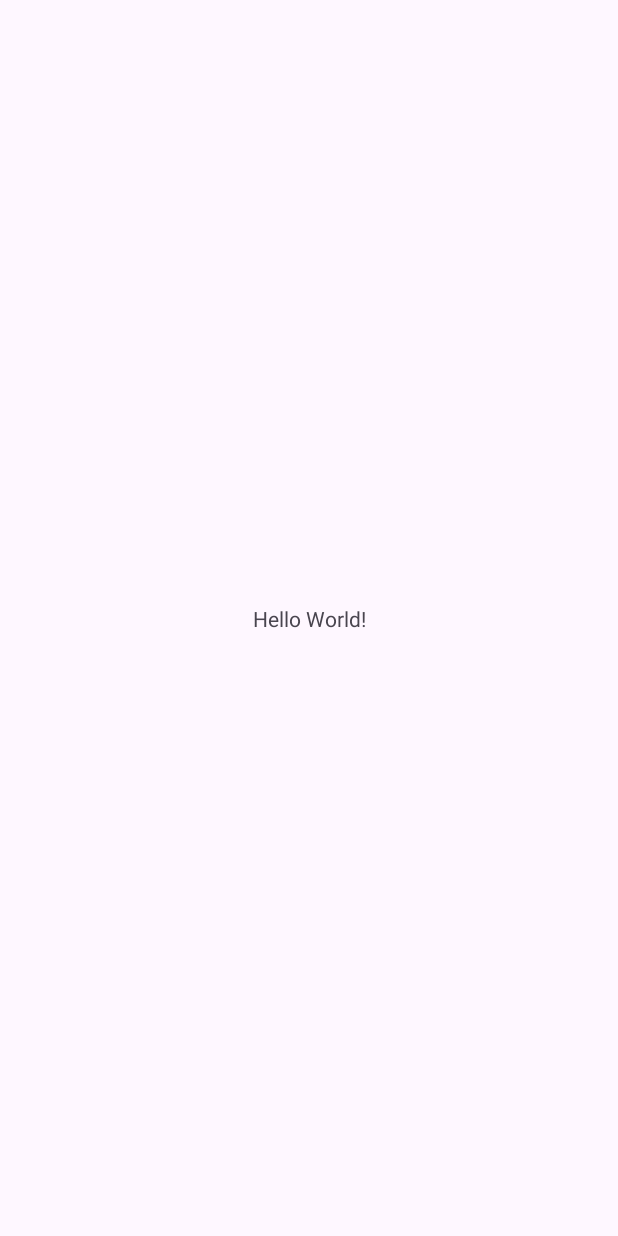
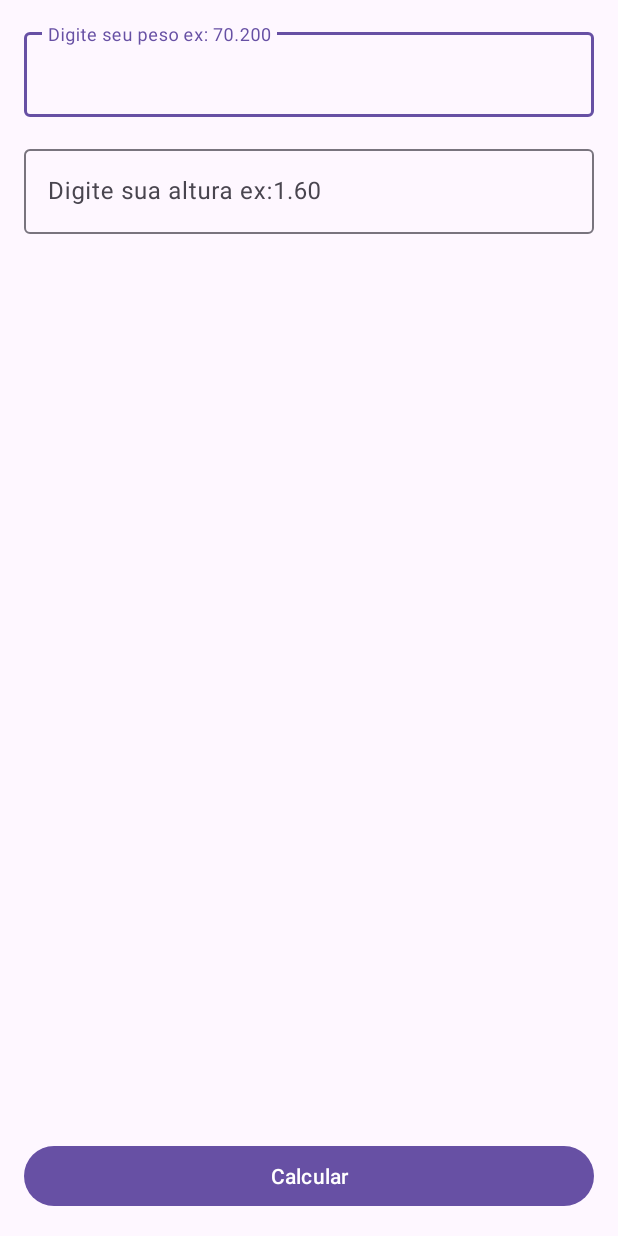
Before and after one commit to BrennoMartins1/CalculatorIMC, an Android app: the screen it shows after launch (MainActivity), on a phone screen of 412 x 824 dp. Before the commit the screen is almost empty. Run offline under Robolectric (Android 15) with nearby library versions, the phone set to English and light mode, and no system bars.

Commit message:
Calculo IMC feito e botão associado

```diff
--- a/app/src/main/java/com/comunidadedevspace/imc/MainActivity.kt
+++ b/app/src/main/java/com/comunidadedevspace/imc/MainActivity.kt
@@ -2,10 +2,29 @@ package com.comunidadedevspace.imc
 
 import androidx.appcompat.app.AppCompatActivity
 import android.os.Bundle
+import android.widget.Button
+import com.google.android.material.textfield.TextInputEditText
 
 class MainActivity : AppCompatActivity() {
     override fun onCreate(savedInstanceState: Bundle?) {
         super.onCreate(savedInstanceState)
         setContentView(R.layout.activity_main)
+
+        val edtPeso = findViewById<TextInputEditText>(R.id.edt_peso)
+        val edtAltura = findViewById<TextInputEditText>(R.id.edt_altura)
+
+        val btnCalcular = findViewById<Button>(R.id.btn_calcular)
+
+        btnCalcular.setOnClickListener {
+            val peso: Float = edtPeso.text.toString().toFloat()
+            val altura: Float = edtAltura.text.toString().toFloat()
+
+            val alturaQ2 = altura * altura
+            val resultado = peso / alturaQ2
+
+
+            println("Acao do botao " + resultado)
+
+        }
     }
 }
--- a/app/src/main/res/layout/activity_main.xml
+++ b/app/src/main/res/layout/activity_main.xml
@@ -6,13 +6,48 @@
     android:layout_height="match_parent"
     tools:context=".MainActivity">
 
-    <TextView
-        android:layout_width="wrap_content"
+    <Button
+        android:id="@+id/btn_calcular"
+        android:layout_width="match_parent"
         android:layout_height="wrap_content"
-        android:text="Hello World!"
+        android:layout_margin="16dp"
+        android:text="Calcular"
         app:layout_constraintBottom_toBottomOf="parent"
         app:layout_constraintEnd_toEndOf="parent"
+        app:layout_constraintStart_toStartOf="parent" />
+
+    <com.google.android.material.textfield.TextInputLayout
+        android:id="@+id/textInputLayout5"
+        android:layout_width="match_parent"
+        android:layout_height="wrap_content"
+        android:layout_margin="16dp"
+        app:layout_constraintTop_toTopOf="parent"
+        tools:layout_editor_absoluteX="1dp">
+
+        <com.google.android.material.textfield.TextInputEditText
+            android:id="@+id/edt_peso"
+            android:layout_width="match_parent"
+            android:layout_height="wrap_content"
+            android:hint="Digite seu peso ex: 70.200"
+            android:inputType="numberDecimal" />
+
+    </com.google.android.material.textfield.TextInputLayout>
+
+    <com.google.android.material.textfield.TextInputLayout
+        android:layout_width="match_parent"
+        android:layout_height="wrap_content"
+        android:layout_margin="16dp"
         app:layout_constraintStart_toStartOf="parent"
-        app:layout_constraintTop_toTopOf="parent" />
+        app:layout_constraintTop_toBottomOf="@+id/textInputLayout5">
+
+        <com.google.android.material.textfield.TextInputEditText
+            android:id="@+id/edt_altura"
+            android:layout_width="match_parent"
+            android:layout_height="wrap_content"
+            android:inputType="numberDecimal"
+            android:hint="Digite sua altura ex:1.60" />
+
+    </com.google.android.material.textfield.TextInputLayout>
+
 
 </androidx.constraintlayout.widget.ConstraintLayout>
```
Also changed, not shown: gradle/wrapper/gradle-wrapper.properties, 3 other files.
